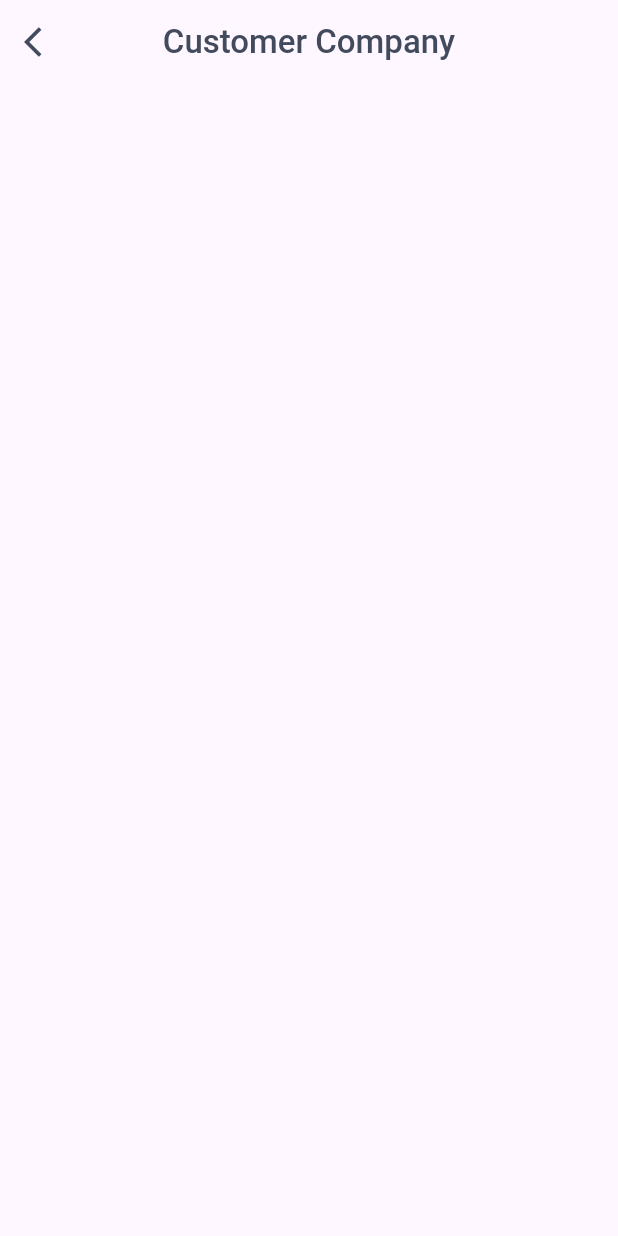
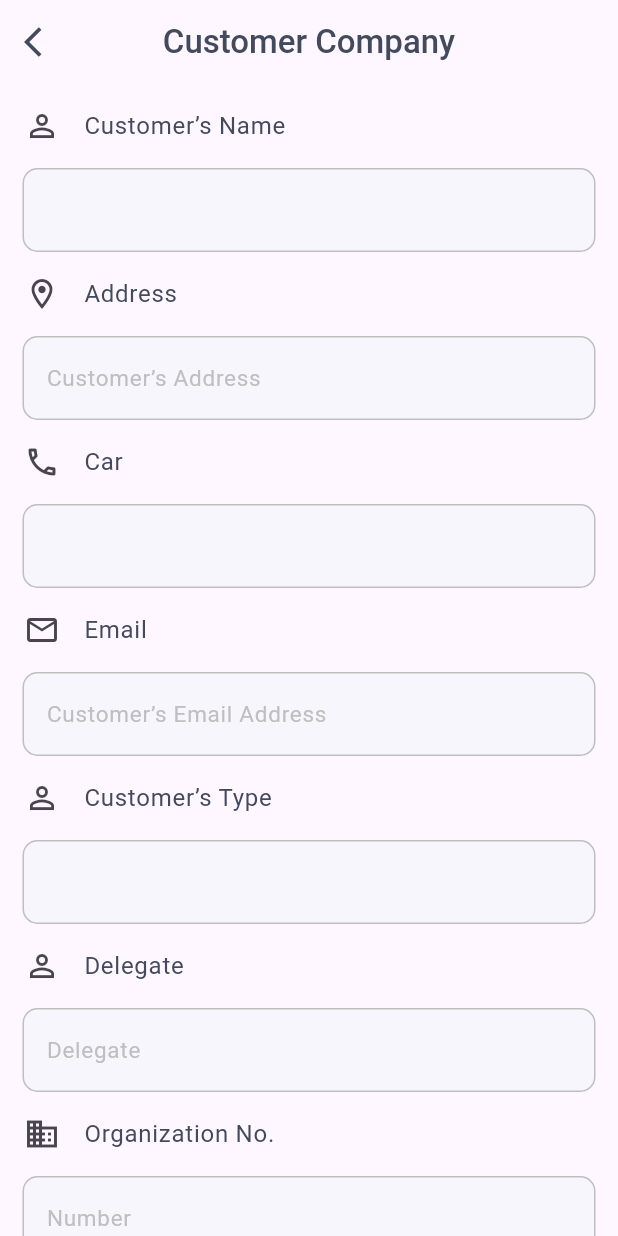
Before and after one commit to majdAlmanwer/Speedy-phone-fix, a Flutter app: the CompanyCustomerScreen screen opened by its route, on a phone screen of 412 x 824 dp. Run offline on Flutter 3.47's test engine with Material 3 defaults, Android fonts, the phone set to English and light mode, and no system bars; our stand-ins replace dio, get, get_storage; accounts and stored records are empty.

Commit message:
Add Customer Company- Add Custom Button widget

```diff
--- a/lib/Screen/CompanyCustomer/CompanyCustomerScreenBody.dart
+++ b/lib/Screen/CompanyCustomer/CompanyCustomerScreenBody.dart
@@ -1,12 +1,110 @@
 // ignore_for_file: file_names
 
+import 'package:flutter/material.dart';
 import 'package:flutter/widgets.dart';
+import 'package:speedy_phone_fix/Utils/AppStyle.dart';
+import 'package:speedy_phone_fix/Widgets/CustomButton.dart';
+import 'package:speedy_phone_fix/Widgets/CustomTextFormFiled.dart';
 
 class CompanyCustomerScreenBody extends StatelessWidget {
   const CompanyCustomerScreenBody({super.key});
 
   @override
   Widget build(BuildContext context) {
-    return Container();
+    return SingleChildScrollView(
+      child: Column(
+        children: [
+          const ListTile(
+            leading: Icon(Icons.person_outline),
+            title: Text(
+              'Customer’s Name',
+              style: textStyle,
+            ),
+          ),
+          CustomTextFormField(),
+          const ListTile(
+            leading: Icon(Icons.location_on_outlined),
+            title: Text(
+              'Address',
+              style: textStyle,
+            ),
+          ),
+          CustomTextFormField(
+            hint: "Customer’s Address",
+          ),
+          const ListTile(
+            leading: Icon(Icons.phone_outlined),
+            title: Text(
+              'Car',
+              style: textStyle,
+            ),
+          ),
+          CustomTextFormField(
+            hint: '',
+          ),
+          const ListTile(
+            leading: Icon(Icons.email_outlined),
+            title: Text(
+              'Email',
+              style: textStyle,
+            ),
+          ),
+          CustomTextFormField(
+            hint: "Customer’s Email Address",
+          ),
+          const ListTile(
+            leading: Icon(Icons.person_outline),
+            title: Text(
+              'Customer’s Type',
+              style: textStyle,
+            ),
+          ),
+          CustomTextFormField(),
+          const ListTile(
+            leading: Icon(Icons.person_outline),
+            title: Text(
+              'Delegate',
+              style: textStyle,
+            ),
+          ),
+          CustomTextFormField(
+            hint: "Delegate",
+          ),
+          const ListTile(
+            leading: Icon(Icons.business_outlined),
+            title: Text(
+              'Organization No.',
+              style: textStyle,
+            ),
+          ),
+          CustomTextFormField(
+            hint: "Number",
+          ),
+          const ListTile(
+            leading: Icon(Icons.web),
+            title: Text(
+              'Customer Website',
+              style: textStyle,
+            ),
+          ),
+          CustomTextFormField(
+            hint: "Website Address",
+          ),
+          const ListTile(
+            leading: Icon(Icons.inventory_2_outlined),
+            title: Text(
+              'Invoice Address',
+              style: textStyle,
+            ),
+          ),
+          CustomTextFormField(
+            hint: "Address",
+          ),
+          CustomButton(
+            text: "Submit",
+          )
+        ],
+      ),
+    );
   }
 }
--- a/lib/Screen/Home/HomeScreenBody.dart
+++ b/lib/Screen/Home/HomeScreenBody.dart
@@ -36,7 +36,7 @@ class HomeScreenBody extends StatelessWidget {
               title: 'Customers\n(Companies)',
               iconPath: 'Assets/Icons/Vector (1).png',
               onTap: () {
-                Get.toNamed(AppRoutes.newcasescreen);
+                Get.toNamed(AppRoutes.companyCustomerScreen);
               },
             ),
             HomeCardWidget(
--- a/lib/Widgets/CustomButton.dart
+++ b/lib/Widgets/CustomButton.dart
@@ -1,12 +1,28 @@
 // ignore_for_file: file_names
 
 import 'package:flutter/material.dart';
+import 'package:get/get.dart';
+import 'package:speedy_phone_fix/Utils/AppStyle.dart';
 
 class CustomButton extends StatelessWidget {
-  const CustomButton({super.key});
-
+  CustomButton({super.key, required this.text});
+  String text;
   @override
   Widget build(BuildContext context) {
-    return const Placeholder();
+    return Container(
+      margin: EdgeInsets.only(top: 50, bottom: 50),
+      child: MaterialButton(
+        shape: RoundedRectangleBorder(borderRadius: BorderRadius.circular(10)),
+        minWidth: Get.width * 0.92,
+        height: Get.height * 0.07,
+        onPressed: () {},
+        color: BlueColor,
+        child: Text(
+          text,
+          style: TextStyle(
+              color: Colors.white, fontSize: 20, fontWeight: FontWeight.normal),
+        ),
+      ),
+    );
   }
 }
--- a/lib/Widgets/CustomTextFormFiled.dart
+++ b/lib/Widgets/CustomTextFormFiled.dart
@@ -27,7 +27,8 @@ class CustomTextFormField extends StatelessWidget {
 
   @override
   Widget build(BuildContext context) {
-    return Padding(
+    return Form(
+        child: Padding(
       padding: EdgeInsets.only(
         right: 15.0,
         left: 15.0,
@@ -61,6 +62,6 @@ class CustomTextFormField extends StatelessWidget {
           suffixIcon: suffixIcon,
         ),
       ),
-    );
+    ));
   }
 }
```
